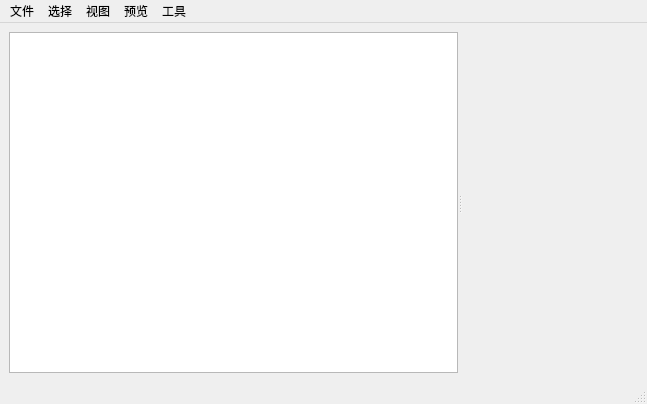
Qt form picturebrowser.ui (iwxyi/PigeonCapture) before a commit.
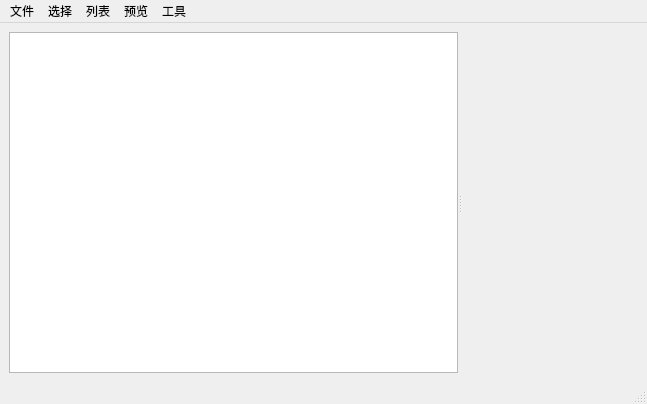
The same form after that commit. Custom widgets are drawn as their Qt base class.

The edit to the form file:
```diff
--- a/picturebrowser.ui
+++ b/picturebrowser.ui
@@ -68,7 +68,7 @@
    </widget>
    <widget class="QMenu" name="menu_2">
     <property name="title">
-     <string>视图</string>
+     <string>列表</string>
     </property>
     <addaction name="actionIcon_Largest"/>
     <addaction name="actionIcon_Large"/>
```
Left out of the diff: 56 changed lines with no effect on the pictures.
